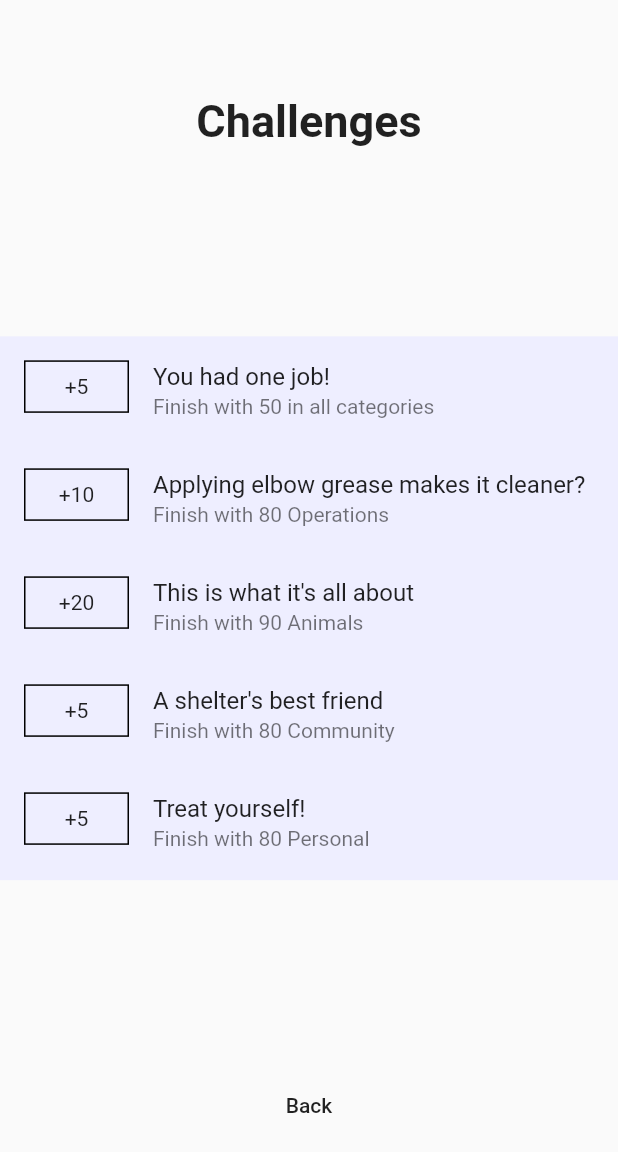
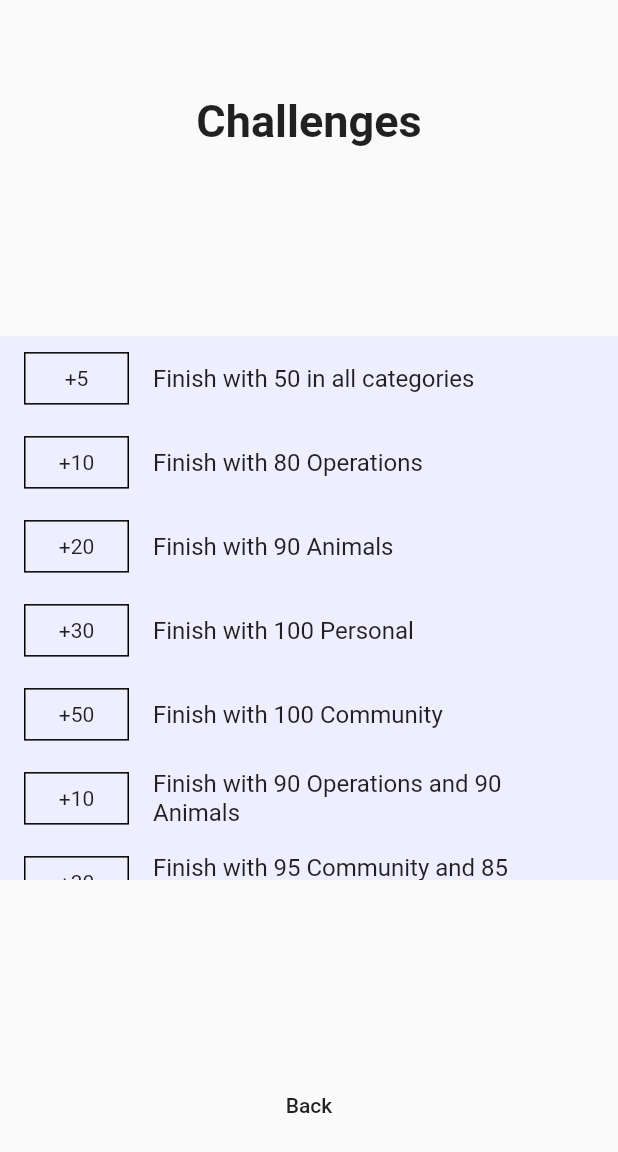
Before and after one commit to kskotheim/shelter_adventure, a Flutter app: the ChallengePage screen opened directly, on a phone screen of 412 x 824 dp. Shown: the top 1152 px of the screen. Run offline on Flutter 3.47's test engine with Material 2 defaults, Android fonts, the phone set to English and light mode, and no system bars; our stand-ins replace shared_preferences; accounts and stored records are empty.

Commit message:
Tweak items and challenges. Lock screen to portrait mode.

```diff
--- a/lib/components/challenge/challenge.dart
+++ b/lib/components/challenge/challenge.dart
@@ -38,19 +38,19 @@ final List<Challenge> theChallenges = [
   ),
   Challenge(
     id: '3',
-    name: 'A shelter\'s best friend',
-    description: 'Finish with 80 Community',
-    minScores: [0, 0, 80, 0],
-    reward: 5,
-    category: 'Community',
+    name: 'Treat yourself!',
+    description: 'Finish with 100 Personal',
+    minScores: [0, 0, 0, 100],
+    reward: 30,
+    category: 'Personal',
   ),
   Challenge(
     id: '4',
-    name: 'Treat yourself!',
-    description: 'Finish with 80 Personal',
-    minScores: [0, 0, 0, 80],
-    reward: 5,
-    category: 'Personal',
+    name: 'A shelter\'s best friend',
+    description: 'Finish with 100 Community',
+    minScores: [0, 0, 100, 0],
+    reward: 50,
+    category: 'Community',
   ),
   Challenge(
     id: '4.1',
@@ -65,16 +65,15 @@ final List<Challenge> theChallenges = [
     name: 'People Person',
     description: 'Finish with 95 Community and 85 Personal',
     minScores: [0, 0, 95, 85],
-    reward: 10,
+    reward: 30,
     category: 'Community+Personal',
   ),
-
   Challenge(
     id: '5',
     name: 'C\'s get degrees!',
     description: 'Finish with 75 in all categories',
     minScores: [75, 75, 75, 75],
-    reward: 50,
+    reward: 75,
     category: 'All',
   ),
   Challenge(
--- a/lib/components/challenge/challenge_page.dart
+++ b/lib/components/challenge/challenge_page.dart
@@ -23,8 +23,7 @@ class ChallengePage extends StatelessWidget {
               child: ListView(
                 children: theChallenges
                     .map((challenge) => ListTile(
-                          title: Text(challenge.name),
-                          subtitle: Text(challenge.description),
+                          title: Text(challenge.description),
                           leading: Container(
                             height: 35.0,
                             width: 70.0,
--- a/lib/components/encounter/encounter_widget.dart
+++ b/lib/components/encounter/encounter_widget.dart
@@ -59,7 +59,11 @@ class EncounterWidget extends StatelessWidget {
                     padding: Style.currentEncounterTextPadding,
                     child: Text(
                       adventureLogic.currentEncounter.text,
-                      style: (adventureLogic.currentEncounter.text.length < 150 ? Style.subTitleTextStyle : Style.subTitleTextStyleSmall),
+                      style: (adventureLogic.currentEncounter.text.length < 150 ?
+                        Style.subTitleTextStyle :
+                        adventureLogic.currentEncounter.text.length < 300 ?
+                          Style.subTitleTextStyleSmall :
+                          Style.subTitleTextStyleSmaller),
                     ),
                   ),
 
--- a/lib/components/encounter/encounters_list.dart
+++ b/lib/components/encounter/encounters_list.dart
@@ -457,7 +457,7 @@ final List<Encounter> encounters = [
     disagreeEffect: [16, 0, -5, 0],
   ),
   Encounter(
-    text: 'A Rottweiler puppy is up for adoption, and the rules dictate that you must have a yard in order to adopt her. A wealthy client explains that he lives on a yacht, and that any pup of his will live a life of luxury. He also offers to make a \'donation\' to your personal bank account for any inconvenience the unusual circumstances have caused. ',
+    text: 'A Rottweiler puppy is up for adoption, and the rules dictate that you must have a yard in order to adopt her. A wealthy client explains that he lives on a yacht, and that any pup of his will live a life of luxury. He also offers to make a \'donation\' to your personal bank account for any inconvenience the unusual circumstances have caused.',
     agreeText: 'Rules? Those are more like guidelines',
     disagreeText: 'Rules are rules, and yachts are not suitable environments to raise a rottweiler',
     agreeResultText: 'Your bank account swells, like the seas under First Mate Rottie\'s legs',
--- a/lib/util/style.dart
+++ b/lib/util/style.dart
@@ -31,6 +31,7 @@ class Style {
   static final TextStyle subTitleTextStyle = TextStyle(fontSize: 20.0);
   static final TextStyle subTitleTextStyleDisabled = TextStyle(fontSize: 20.0, color: new Color(0xFFBBBBBB));
   static final TextStyle subTitleTextStyleSmall = TextStyle(fontSize: 16.0);
+  static final TextStyle subTitleTextStyleSmaller = TextStyle(fontSize: 13.0);
   static final TextStyle subTitleTextStyleGreen = TextStyle(fontSize: 20.0, color: Colors.green);
   static final TextStyle subTitleTextStyleRed = TextStyle(fontSize: 20.0, color: Colors.red);
   static final TextStyle descriptionTextStyle = TextStyle(fontSize: 13.0);
```
Also changed, not shown: lib/components/inventory/item_list.dart (+10 -9 lines), lib/main.dart (+7 -1 lines).
